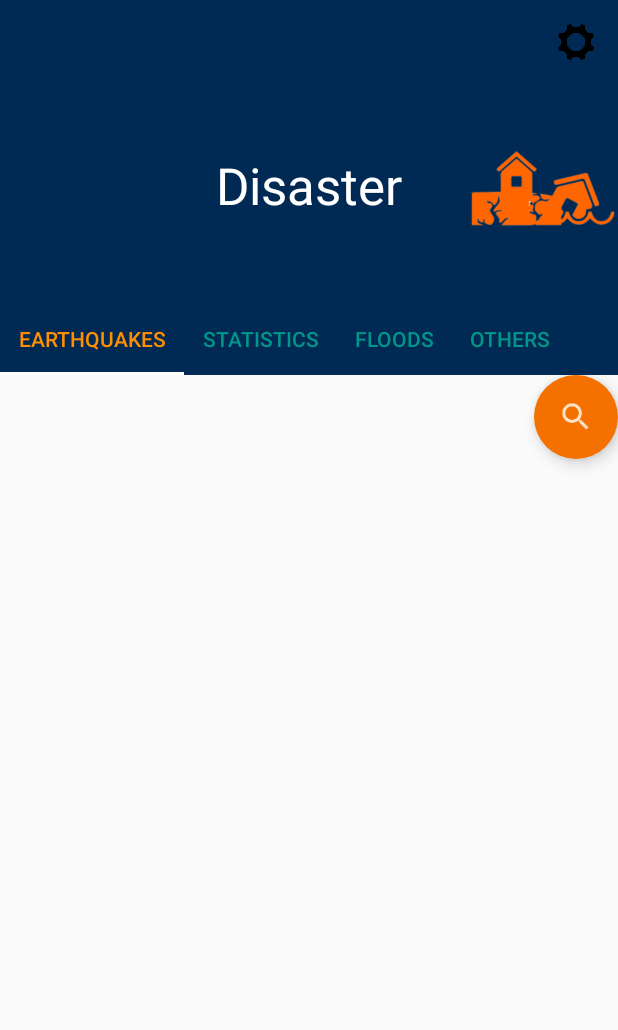
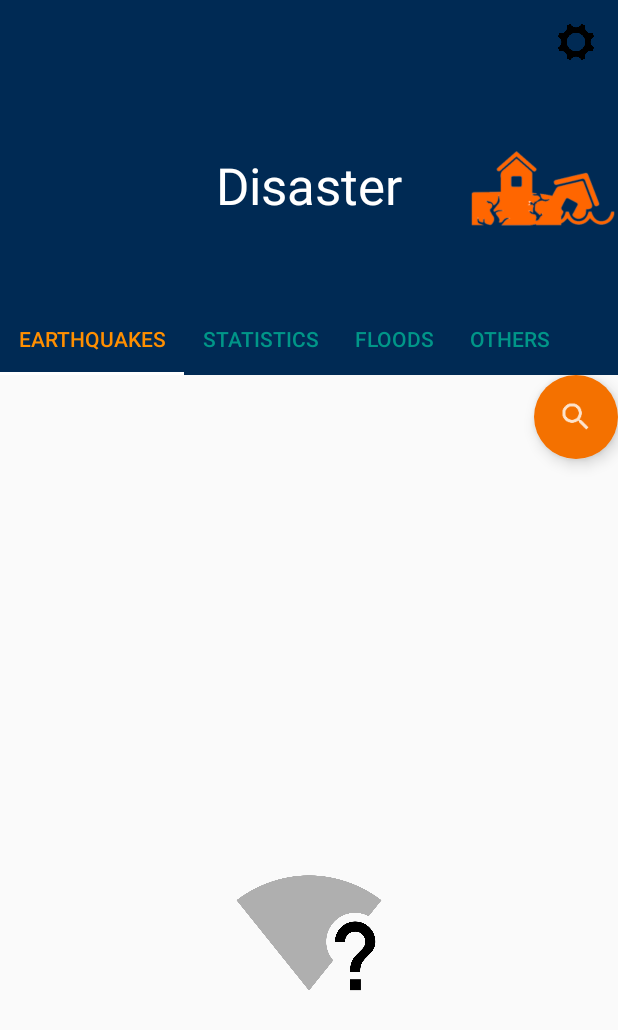
Before and after one commit to Apurba000Biswas/Disaster-Response, an Android app: the screen it shows after launch (MainActivity), after a tap on an icon or button, on a phone screen of 412 x 824 dp. Shown: the top 1030 px of the screen. Run offline under Robolectric (Android 15) with nearby library versions, the phone set to English and light mode, and no system bars; 1 statement that could not run was skipped; 2 other taps on this screen came first.

Commit message:
11.1 Cloes Button Reloding off loading from HasMap

```diff
--- a/app/src/main/java/com/example/apurba/disaster/disasterreport/EarthQuakeFragment.java
+++ b/app/src/main/java/com/example/apurba/disaster/disasterreport/EarthQuakeFragment.java
@@ -92,7 +92,7 @@ public class EarthQuakeFragment extends Fragment {
 
         initializeLoader(loaderManager);
         setSearchButton(search, close, searchTextView, searchIndicator);
-        setCloseButton(close, searchTextView, searchIndicator);
+        setCloseButton(close, searchTextView, searchIndicator, loaderManager);
         setSearchIndicator(searchIndicator, searchTextView,loaderManager);
 
         return rootView;
@@ -107,6 +107,8 @@ public class EarthQuakeFragment extends Fragment {
             public void onClick(View view) {
                 if (mHelper.isConnectedToInternet()){
                     Loader loader = loaderManager.getLoader(EARTHQUAKE_DATA_LOADER_ID);
+                    mEmptyStateImageView.setVisibility(View.GONE);
+                    mEmptyStateTextView.setVisibility(View.GONE);
                     EarthquakeLoader earthquakeLoader = (EarthquakeLoader) loader;
                     Map<String, List<EarthQuakeItem>> earthquakeMap = earthquakeLoader.getEarthquakeMap();
 
@@ -162,20 +164,29 @@ public class EarthQuakeFragment extends Fragment {
 
     private void setCloseButton(final FloatingActionButton closeButton,
                                 final EditText searchText,
-                                final Button searchIndicator){
+                                final Button searchIndicator,
+                                final LoaderManager loaderManager){
         closeButton.setOnClickListener(new View.OnClickListener() {
             @Override
             public void onClick(View view) {
                 searchText.setVisibility(View.GONE);
                 closeButton.setVisibility(View.GONE);
                 searchIndicator.setVisibility(View.GONE);
-                if (mHelper.isConnectedToInternet()){
-                    getLoaderManager().getLoader(EARTHQUAKE_DATA_LOADER_ID).forceLoad();
-                    loading_indicator.setVisibility(View.VISIBLE);
-                    mAdapter.clearData();
-                    recyclerView.setAdapter(mAdapter);
-                    mEmptyStateTextView.setVisibility(View.GONE);
-                    mEmptyStateImageView.setVisibility(View.GONE);
+
+                Loader loader = loaderManager.getLoader(EARTHQUAKE_DATA_LOADER_ID);
+                EarthquakeLoader earthquakeLoader = (EarthquakeLoader) loader;
+                List<EarthQuakeItem> list = earthquakeLoader.getEarthQuakeList();
+                if (list != null){
+                    if ( !list.isEmpty() ){
+                        mAdapter.clearData();
+                        mAdapter.addAllData(list);
+                        recyclerView.setAdapter(mAdapter);
+                        mEmptyStateTextView.setVisibility(View.GONE);
+                        mEmptyStateImageView.setVisibility(View.GONE);
+                    }else{
+                        mEmptyStateTextView.setText(R.string.no_earthquakes);
+                        mEmptyStateImageView.setVisibility(View.VISIBLE);
+                    }
                 }else{
                     mEmptyStateTextView.setText(R.string.no_internet_connection);
                     mEmptyStateImageView.setVisibility(View.VISIBLE);
--- a/app/src/main/java/com/example/apurba/disaster/disasterreport/EarthquakeLoader.java
+++ b/app/src/main/java/com/example/apurba/disaster/disasterreport/EarthquakeLoader.java
@@ -26,6 +26,7 @@ public class EarthquakeLoader extends AsyncTaskLoader<List<EarthQuakeItem>> {
     private static final String LOG_TAG = EarthquakeLoader.class.getSimpleName();
     private String url;
     private static Map<String, List<EarthQuakeItem>> earthquakeMap;
+    private static List<EarthQuakeItem> earthQuakeList;
 
     // suitable constructor
     public EarthquakeLoader(Context context, String url) {
@@ -38,6 +39,7 @@ public class EarthquakeLoader extends AsyncTaskLoader<List<EarthQuakeItem>> {
      */
     @Override
     protected void onStartLoading() {
+        earthQuakeList = new ArrayList<>();
         forceLoad(); //Force an asynchronous load - called from main thread
     }
 
@@ -88,6 +90,7 @@ public class EarthquakeLoader extends AsyncTaskLoader<List<EarthQuakeItem>> {
         } catch (JSONException e) {
             Log.e(LOG_TAG, "Problem parsing the earthquake JSON results", e);
         }
+        earthQuakeList = earthquakes;
         return earthquakes;
     }
 
@@ -107,4 +110,8 @@ public class EarthquakeLoader extends AsyncTaskLoader<List<EarthQuakeItem>> {
     public Map<String, List<EarthQuakeItem>> getEarthquakeMap(){
         return earthquakeMap;
     }
+
+    public List<EarthQuakeItem> getEarthQuakeList(){
+        return earthQuakeList;
+    }
 }
```
